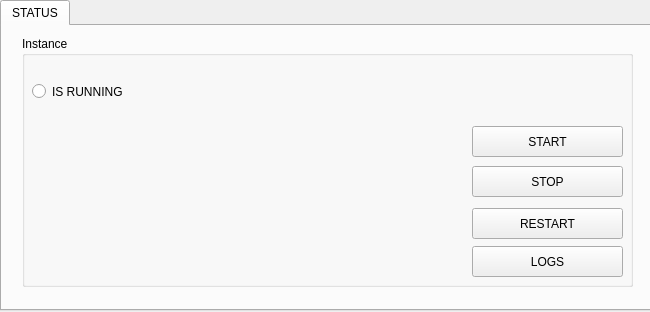
Qt form easytl-gui/ui/instanceRollingWidget.ui (ftdot/EasyTl) before a commit.
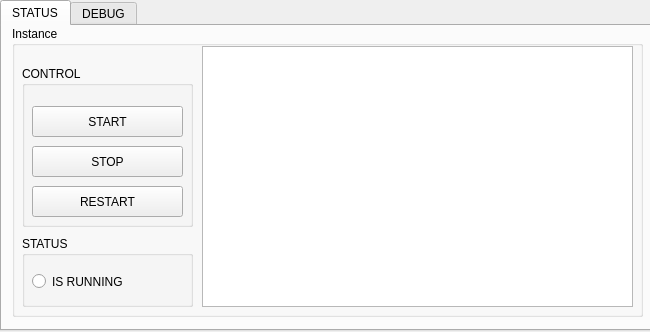
The same form after that commit.

```diff
--- a/easytl-gui/ui/instanceRollingWidget.ui
+++ b/easytl-gui/ui/instanceRollingWidget.ui
@@ -7,31 +7,34 @@
     <x>0</x>
     <y>0</y>
     <width>650</width>
-    <height>312</height>
+    <height>332</height>
    </rect>
   </property>
   <property name="minimumSize">
    <size>
     <width>650</width>
-    <height>312</height>
+    <height>332</height>
    </size>
   </property>
   <property name="maximumSize">
    <size>
     <width>650</width>
-    <height>312</height>
+    <height>332</height>
    </size>
   </property>
   <property name="windowTitle">
    <string>Form</string>
   </property>
+  <property name="styleSheet">
+   <string notr="true"/>
+  </property>
   <widget class="QTabWidget" name="tabsTW">
    <property name="geometry">
     <rect>
      <x>0</x>
      <y>0</y>
      <width>651</width>
-     <height>311</height>
+     <height>331</height>
     </rect>
    </property>
    <property name="tabShape">
@@ -47,78 +50,171 @@
     <widget class="QGroupBox" name="groupBox">
      <property name="geometry">
       <rect>
-       <x>20</x>
-       <y>10</y>
-       <width>611</width>
-       <height>251</height>
+       <x>10</x>
+       <y>0</y>
+       <width>631</width>
+       <height>291</height>
       </rect>
      </property>
      <property name="title">
       <string>Instance</string>
      </property>
-     <widget class="QRadioButton" name="runningRatio">
+     <widget class="QGroupBox" name="groupBox_2">
       <property name="geometry">
        <rect>
         <x>10</x>
         <y>40</y>
-        <width>111</width>
-        <height>31</height>
+        <width>171</width>
+        <height>161</height>
        </rect>
       </property>
-      <property name="text">
-       <string>IS RUNNING</string>
+      <property name="title">
+       <string>CONTROL</string>
       </property>
+      <widget class="QPushButton" name="startBtn">
+       <property name="geometry">
+        <rect>
+         <x>10</x>
+         <y>40</y>
+         <width>151</width>
+         <height>31</height>
+        </rect>
+       </property>
+       <property name="text">
+        <string>START</string>
+       </property>
+      </widget>
+      <widget class="QPushButton" name="stopBtn">
+       <property name="geometry">
+        <rect>
+         <x>10</x>
+         <y>80</y>
+         <width>151</width>
+         <height>31</height>
+        </rect>
+       </property>
+       <property name="text">
+        <string>STOP</string>
+       </property>
+      </widget>
+      <widget class="QPushButton" name="restartBtn">
+       <property name="geometry">
+        <rect>
+         <x>10</x>
+         <y>120</y>
+         <width>151</width>
+         <height>31</height>
+        </rect>
+       </property>
+       <property name="text">
+        <string>RESTART</string>
+       </property>
+      </widget>
      </widget>
-     <widget class="QPushButton" name="logsBtn">
+     <widget class="QGroupBox" name="groupBox_3">
       <property name="geometry">
        <rect>
-        <x>450</x>
+        <x>10</x>
         <y>210</y>
-        <width>151</width>
-        <height>31</height>
+        <width>171</width>
+        <height>71</height>
        </rect>
       </property>
-      <property name="text">
-       <string>LOGS</string>
+      <property name="title">
+       <string>STATUS</string>
       </property>
+      <widget class="QRadioButton" name="runningRatio">
+       <property name="geometry">
+        <rect>
+         <x>10</x>
+         <y>30</y>
+         <width>111</width>
+         <height>31</height>
+        </rect>
+       </property>
+       <property name="text">
+        <string>IS RUNNING</string>
+       </property>
+      </widget>
      </widget>
-     <widget class="QPushButton" name="restartBtn">
+     <widget class="QTextEdit" name="logsEditStatus">
       <property name="geometry">
        <rect>
-        <x>450</x>
-        <y>172</y>
-        <width>151</width>
-        <height>31</height>
+        <x>190</x>
+        <y>20</y>
+        <width>431</width>
+        <height>261</height>
        </rect>
       </property>
-      <property name="text">
-       <string>RESTART</string>
+      <property name="readOnly">
+       <bool>true</bool>
       </property>
      </widget>
-     <widget class="QPushButton" name="stopBtn">
+    </widget>
+   </widget>
+   <widget class="QWidget" name="debugTab">
+    <attribute name="title">
+     <string>DEBUG</string>
+    </attribute>
+    <widget class="QGroupBox" name="groupBox_4">
+     <property name="geometry">
+      <rect>
+       <x>10</x>
+       <y>0</y>
+       <width>621</width>
+       <height>291</height>
+      </rect>
+     </property>
+     <property name="title">
+      <string>DEBUG</string>
+     </property>
+     <widget class="QPushButton" name="runCodeBtn">
       <property name="geometry">
        <rect>
-        <x>450</x>
-        <y>130</y>
-        <width>151</width>
-        <height>31</height>
+        <x>520</x>
+        <y>260</y>
+        <width>91</width>
+        <height>21</height>
        </rect>
       </property>
       <property name="text">
-       <string>STOP</string>
+       <string>RUN</string>
       </property>
      </widget>
-     <widget class="QPushButton" name="startBtn">
+     <widget class="QPushButton" name="loadScriptBtn">
       <property name="geometry">
        <rect>
-        <x>450</x>
-        <y>90</y>
-        <width>151</width>
+        <x>490</x>
+        <y>10</y>
+        <width>121</width>
         <height>31</height>
        </rect>
       </property>
       <property name="text">
-       <string>START</string>
+       <string>LOAD SCRIPT</string>
+      </property>
+     </widget>
+     <widget class="QLineEdit" name="codeLine">
+      <property name="geometry">
+       <rect>
+        <x>10</x>
+        <y>260</y>
+        <width>501</width>
+        <height>21</height>
+       </rect>
+      </property>
+     </widget>
+     <widget class="QTextEdit" name="logsEditDebug">
+      <property name="geometry">
+       <rect>
+        <x>10</x>
+        <y>50</y>
+        <width>601</width>
+        <height>201</height>
+       </rect>
+      </property>
+      <property name="readOnly">
+       <bool>true</bool>
       </property>
      </widget>
     </widget>
```
